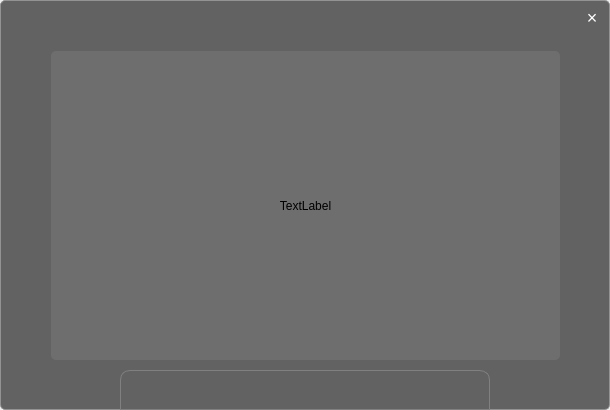
Old version of the form picviewerwindow.ui in the repository BLumia/LightPicViewer.
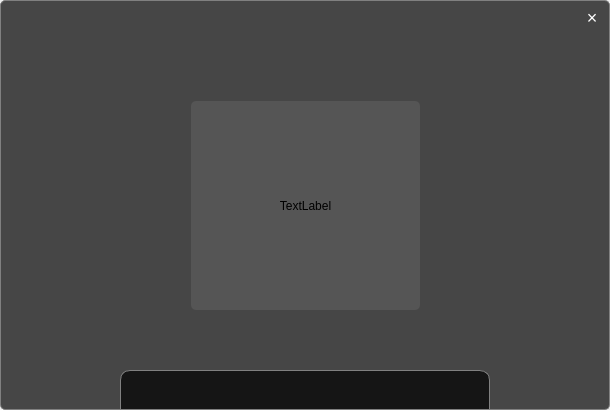
New version of the form. Icons and pictures are not drawn.

Commit message: 拖动图片。尚有问题

The edit to the form file:
```diff
--- a/picviewerwindow.ui
+++ b/picviewerwindow.ui
@@ -62,7 +62,18 @@
 	background-color:rgba(225,255,255,0);
 	/*transition: background-color 0.5s;*/
 }
-</string>
+
+QScrollBar:vertical {
+    width:1px;
+}
+
+QScrollBar:horizontal {
+    height:1px;
+}
+
+#optionPanel {
+	background-color:rgba(0,0,0,180)
+}</string>
   </property>
   <widget class="QWidget" name="centralWidget">
    <widget class="QPushButton" name="closeBtn">
@@ -87,6 +98,9 @@
       <height>40</height>
      </rect>
     </property>
+    <property name="styleSheet">
+     <string notr="true"/>
+    </property>
     <property name="title">
      <string/>
     </property>
@@ -176,9 +190,15 @@
      </rect>
     </property>
     <property name="styleSheet">
-     <string notr="true">background-color: rgba(255, 255, 255, 20);
+     <string notr="true">background-color: rgba(255, 255, 255, 0);
 border-radius:5px;</string>
     </property>
+    <property name="verticalScrollBarPolicy">
+     <enum>Qt::ScrollBarAsNeeded</enum>
+    </property>
+    <property name="horizontalScrollBarPolicy">
+     <enum>Qt::ScrollBarAsNeeded</enum>
+    </property>
     <property name="widgetResizable">
      <bool>true</bool>
     </property>
@@ -199,7 +219,7 @@
         </property>
         <property name="sizeHint" stdset="0">
          <size>
-          <width>40</width>
+          <width>180</width>
           <height>20</height>
          </size>
         </property>
@@ -212,7 +232,7 @@
         </property>
         <property name="sizeHint" stdset="0">
          <size>
-          <width>40</width>
+          <width>180</width>
           <height>20</height>
          </size>
         </property>
@@ -238,6 +258,9 @@
         <property name="autoFillBackground">
          <bool>false</bool>
         </property>
+        <property name="styleSheet">
+         <string notr="true">background-color: rgba(255, 255, 255, 20);</string>
+        </property>
         <property name="text">
          <string>TextLabel</string>
         </property>
@@ -254,7 +277,7 @@
         <property name="sizeHint" stdset="0">
          <size>
           <width>20</width>
-          <height>40</height>
+          <height>90</height>
          </size>
         </property>
        </spacer>
@@ -267,7 +290,7 @@
         <property name="sizeHint" stdset="0">
          <size>
           <width>20</width>
-          <height>40</height>
+          <height>90</height>
          </size>
         </property>
        </spacer>
```
Left out of the diff: 6 changed lines with no effect on the pictures. The commit also changes 2 other files.
